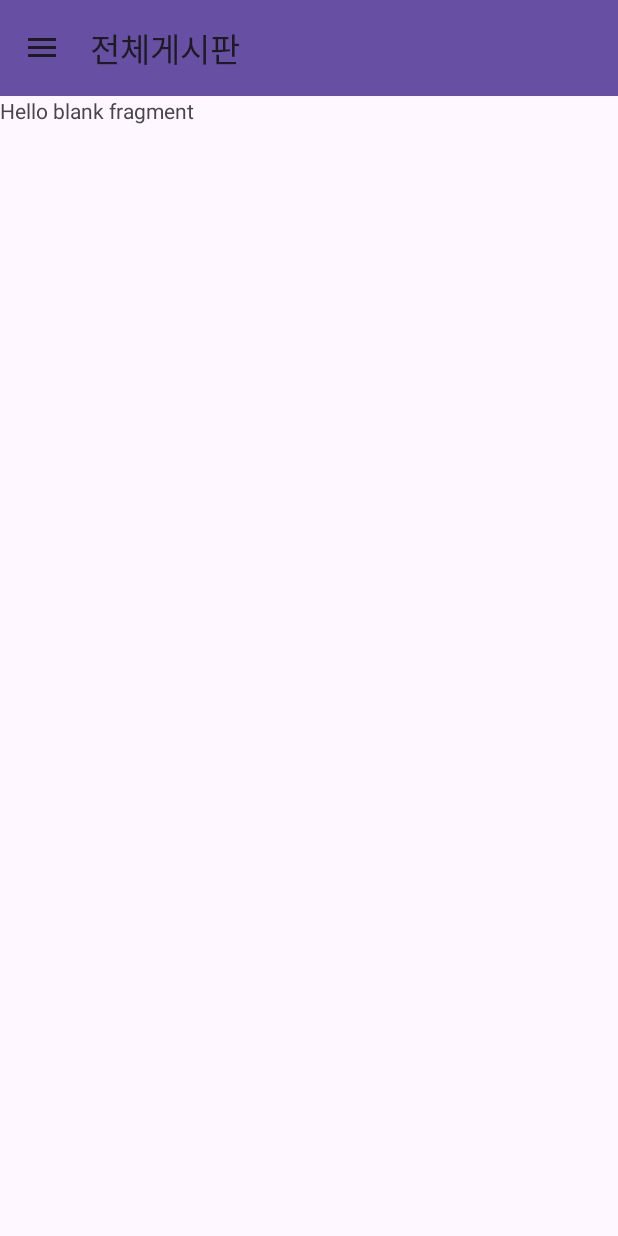
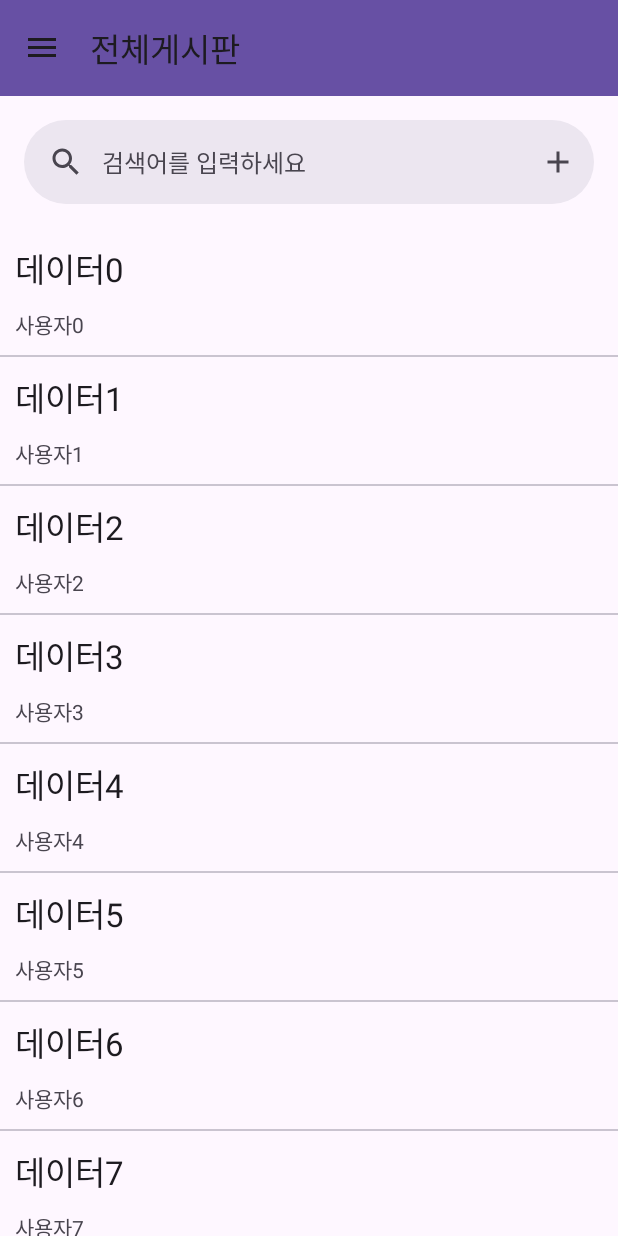
Before and after one commit to gayeon00/Techit_MiniProject, an Android app: the PostListFragment screen opened directly, with no data from a screen before it, on a phone screen of 412 x 824 dp. Run offline under Robolectric (Android 15) with nearby library versions, the phone set to English and light mode, and no system bars; our stand-ins replace navigation-ui.

Commit message:
feat: PostListFragment 화면 작성, PostWriteFragment, PostReadFragment 생성

```diff
--- /dev/null
+++ b/Mini02_BoardProject03/app/src/main/java/com/test/mini02_boardproject03/PostReadFragment.kt
@@ -0,0 +1,59 @@
+package com.test.mini02_boardproject03
+
+import android.os.Bundle
+import androidx.fragment.app.Fragment
+import android.view.LayoutInflater
+import android.view.View
+import android.view.ViewGroup
+
+// TODO: Rename parameter arguments, choose names that match
+// the fragment initialization parameters, e.g. ARG_ITEM_NUMBER
+private const val ARG_PARAM1 = "param1"
+private const val ARG_PARAM2 = "param2"
+
+/**
+ * A simple [Fragment] subclass.
+ * Use the [PostReadFragment.newInstance] factory method to
+ * create an instance of this fragment.
+ */
+class PostReadFragment : Fragment() {
+    // TODO: Rename and change types of parameters
+    private var param1: String? = null
+    private var param2: String? = null
+
+    override fun onCreate(savedInstanceState: Bundle?) {
+        super.onCreate(savedInstanceState)
+        arguments?.let {
+            param1 = it.getString(ARG_PARAM1)
+            param2 = it.getString(ARG_PARAM2)
+        }
+    }
+
+    override fun onCreateView(
+        inflater: LayoutInflater, container: ViewGroup?,
+        savedInstanceState: Bundle?
+    ): View? {
+        // Inflate the layout for this fragment
+        return inflater.inflate(R.layout.fragment_post_read, container, false)
+    }
+
+    companion object {
+        /**
+         * Use this factory method to create a new instance of
+         * this fragment using the provided parameters.
+         *
+         * @param param1 Parameter 1.
+         * @param param2 Parameter 2.
+         * @return A new instance of fragment PostReadFragment.
+         */
+        // TODO: Rename and change types and number of parameters
+        @JvmStatic
+        fun newInstance(param1: String, param2: String) =
+            PostReadFragment().apply {
+                arguments = Bundle().apply {
+                    putString(ARG_PARAM1, param1)
+                    putString(ARG_PARAM2, param2)
+                }
+            }
+    }
+}
--- /dev/null
+++ b/Mini02_BoardProject03/app/src/main/java/com/test/mini02_boardproject03/PostWriteFragment.kt
@@ -0,0 +1,59 @@
+package com.test.mini02_boardproject03
+
+import android.os.Bundle
+import androidx.fragment.app.Fragment
+import android.view.LayoutInflater
+import android.view.View
+import android.view.ViewGroup
+
+// TODO: Rename parameter arguments, choose names that match
+// the fragment initialization parameters, e.g. ARG_ITEM_NUMBER
+private const val ARG_PARAM1 = "param1"
+private const val ARG_PARAM2 = "param2"
+
+/**
+ * A simple [Fragment] subclass.
+ * Use the [PostWriteFragment.newInstance] factory method to
+ * create an instance of this fragment.
+ */
+class PostWriteFragment : Fragment() {
+    // TODO: Rename and change types of parameters
+    private var param1: String? = null
+    private var param2: String? = null
+
+    override fun onCreate(savedInstanceState: Bundle?) {
+        super.onCreate(savedInstanceState)
+        arguments?.let {
+            param1 = it.getString(ARG_PARAM1)
+            param2 = it.getString(ARG_PARAM2)
+        }
+    }
+
+    override fun onCreateView(
+        inflater: LayoutInflater, container: ViewGroup?,
+        savedInstanceState: Bundle?
+    ): View? {
+        // Inflate the layout for this fragment
+        return inflater.inflate(R.layout.fragment_post_write, container, false)
+    }
+
+    companion object {
+        /**
+         * Use this factory method to create a new instance of
+         * this fragment using the provided parameters.
+         *
+         * @param param1 Parameter 1.
+         * @param param2 Parameter 2.
+         * @return A new instance of fragment PostWriteFragment.
+         */
+        // TODO: Rename and change types and number of parameters
+        @JvmStatic
+        fun newInstance(param1: String, param2: String) =
+            PostWriteFragment().apply {
+                arguments = Bundle().apply {
+                    putString(ARG_PARAM1, param1)
+                    putString(ARG_PARAM2, param2)
+                }
+            }
+    }
+}
--- a/Mini02_BoardProject03/app/src/main/java/com/test/mini02_boardproject03/board/PostListFragment.kt
+++ b/Mini02_BoardProject03/app/src/main/java/com/test/mini02_boardproject03/board/PostListFragment.kt
@@ -1,60 +1,94 @@
 package com.test.mini02_boardproject03.board
 
 import android.os.Bundle
+import android.util.Log
 import android.view.LayoutInflater
 import android.view.View
 import android.view.ViewGroup
 import androidx.fragment.app.Fragment
+import androidx.navigation.fragment.findNavController
+import androidx.recyclerview.widget.LinearLayoutManager
+import androidx.recyclerview.widget.RecyclerView
+import com.google.android.material.divider.MaterialDividerItemDecoration
 import com.test.mini02_boardproject03.R
+import com.test.mini02_boardproject03.databinding.FragmentPostListBinding
+import com.test.mini02_boardproject03.databinding.RowPostListBinding
 
-// TODO: Rename parameter arguments, choose names that match
-// the fragment initialization parameters, e.g. ARG_ITEM_NUMBER
-private const val ARG_PARAM1 = "param1"
-private const val ARG_PARAM2 = "param2"
-
-/**
- * A simple [Fragment] subclass.
- * Use the [PostListFragment.newInstance] factory method to
- * create an instance of this fragment.
- */
 class PostListFragment : Fragment() {
-    // TODO: Rename and change types of parameters
-    private var param1: String? = null
-    private var param2: String? = null
-
-    override fun onCreate(savedInstanceState: Bundle?) {
-        super.onCreate(savedInstanceState)
-        arguments?.let {
-            param1 = it.getString(ARG_PARAM1)
-            param2 = it.getString(ARG_PARAM2)
-        }
-    }
-
+    lateinit var fragmentPostListBinding: FragmentPostListBinding
     override fun onCreateView(
         inflater: LayoutInflater, container: ViewGroup?,
         savedInstanceState: Bundle?
     ): View? {
+        fragmentPostListBinding = FragmentPostListBinding.inflate(layoutInflater)
+
+        fragmentPostListBinding.run {
+            recyclerViewAll.run {
+                adapter = RecyclerViewAdapter()
+                layoutManager = LinearLayoutManager(context)
+                addItemDecoration(
+                    MaterialDividerItemDecoration(
+                        context,
+                        MaterialDividerItemDecoration.VERTICAL
+                    )
+                )
+            }
+
+            recyclerViewSearchList.run {
+                adapter = RecyclerViewAdapter()
+                layoutManager = LinearLayoutManager(context)
+                addItemDecoration(
+                    MaterialDividerItemDecoration(
+                        context,
+                        MaterialDividerItemDecoration.VERTICAL
+                    )
+                )
+            }
+
+            searchBar.setOnMenuItemClickListener {
+                //메뉴 누르면 수행할 일
+//                val arg = Bundle()
+//                arg.putBoolean("isModify", false)
+                findNavController().navigate(R.id.action_postListFragment_to_postWriteFragment)
+                true
+            }
+        }
         // Inflate the layout for this fragment
-        return inflater.inflate(R.layout.fragment_post_list, container, false)
+        return fragmentPostListBinding.root
     }
 
-    companion object {
-        /**
-         * Use this factory method to create a new instance of
-         * this fragment using the provided parameters.
-         *
-         * @param param1 Parameter 1.
-         * @param param2 Parameter 2.
-         * @return A new instance of fragment PostListFragment.
-         */
-        // TODO: Rename and change types and number of parameters
-        @JvmStatic
-        fun newInstance(param1: String, param2: String) =
-            PostListFragment().apply {
-                arguments = Bundle().apply {
-                    putString(ARG_PARAM1, param1)
-                    putString(ARG_PARAM2, param2)
+    inner class RecyclerViewAdapter : RecyclerView.Adapter<RecyclerViewAdapter.AllViewHolder>() {
+        inner class AllViewHolder(rowPostListBinding: RowPostListBinding) :
+            RecyclerView.ViewHolder(rowPostListBinding.root) {
+            val rowPostListSubject = rowPostListBinding.rowPostListSubject
+            val rowPostListNickName = rowPostListBinding.rowPostListNickName
+
+            init {
+                rowPostListBinding.root.setOnClickListener {
+                    findNavController().navigate(
+                        R.id.action_postListFragment_to_postReadFragment
+                    )
                 }
             }
+        }
+
+        override fun onCreateViewHolder(parent: ViewGroup, viewType: Int): AllViewHolder {
+            val rowPostListBinding = RowPostListBinding.inflate(layoutInflater)
+            rowPostListBinding.root.layoutParams = ViewGroup.LayoutParams(
+                RecyclerView.LayoutParams.MATCH_PARENT,
+                RecyclerView.LayoutParams.WRAP_CONTENT
+            )
+            return AllViewHolder(rowPostListBinding)
+        }
+
+        override fun getItemCount(): Int {
+            return 100
+        }
+
+        override fun onBindViewHolder(holder: AllViewHolder, position: Int) {
+            holder.rowPostListSubject.text = "데이터$position"
+            holder.rowPostListNickName.text = "사용자$position"
+        }
     }
+
 }
--- /dev/null
+++ b/Mini02_BoardProject03/app/src/main/res/drawable/add_24px.xml
@@ -0,0 +1,10 @@
+<vector xmlns:android="http://schemas.android.com/apk/res/android"
+    android:width="24dp"
+    android:height="24dp"
+    android:viewportWidth="960"
+    android:viewportHeight="960"
+    android:tint="?attr/colorControlNormal">
+  <path
+      android:fillColor="@android:color/white"
+      android:pathData="M440,520L200,520L200,440L440,440L440,200L520,200L520,440L760,440L760,520L520,520L520,760L440,760L440,520Z"/>
+</vector>
--- a/Mini02_BoardProject03/app/src/main/res/layout/fragment_post_list.xml
+++ b/Mini02_BoardProject03/app/src/main/res/layout/fragment_post_list.xml
@@ -1,14 +1,47 @@
 <?xml version="1.0" encoding="utf-8"?>
-<FrameLayout xmlns:android="http://schemas.android.com/apk/res/android"
+<androidx.coordinatorlayout.widget.CoordinatorLayout xmlns:android="http://schemas.android.com/apk/res/android"
+    xmlns:app="http://schemas.android.com/apk/res-auto"
     xmlns:tools="http://schemas.android.com/tools"
     android:layout_width="match_parent"
     android:layout_height="match_parent"
+    android:orientation="vertical"
     tools:context=".board.PostListFragment">
 
-    <!-- TODO: Update blank fragment layout -->
-    <TextView
+    <LinearLayout
         android:layout_width="match_parent"
         android:layout_height="match_parent"
-        android:text="@string/hello_blank_fragment" />
+        android:orientation="vertical">
 
-</FrameLayout>
+
+        <com.google.android.material.appbar.AppBarLayout
+            android:layout_width="match_parent"
+            android:layout_height="wrap_content">
+
+            <com.google.android.material.search.SearchBar
+                android:id="@+id/search_bar"
+                android:layout_width="match_parent"
+                android:layout_height="wrap_content"
+                android:hint="검색어를 입력하세요"
+                app:menu="@menu/search_bar" />
+        </com.google.android.material.appbar.AppBarLayout>
+
+        <androidx.recyclerview.widget.RecyclerView
+            android:id="@+id/recyclerViewAll"
+            android:layout_width="match_parent"
+            android:layout_height="match_parent" />
+    </LinearLayout>
+
+    <com.google.android.material.search.SearchView
+        android:id="@+id/searchView"
+        android:layout_width="match_parent"
+        android:layout_height="match_parent"
+        android:hint="검색어를 입력하세요"
+        app:layout_anchor="@id/search_bar">
+
+        <androidx.recyclerview.widget.RecyclerView
+            android:id="@+id/recyclerViewSearchList"
+            android:layout_width="match_parent"
+            android:layout_height="wrap_content" />
+    </com.google.android.material.search.SearchView>
+
+</androidx.coordinatorlayout.widget.CoordinatorLayout>
--- /dev/null
+++ b/Mini02_BoardProject03/app/src/main/res/layout/fragment_post_read.xml
@@ -0,0 +1,14 @@
+<?xml version="1.0" encoding="utf-8"?>
+<FrameLayout xmlns:android="http://schemas.android.com/apk/res/android"
+    xmlns:tools="http://schemas.android.com/tools"
+    android:layout_width="match_parent"
+    android:layout_height="match_parent"
+    tools:context=".PostReadFragment">
+
+    <!-- TODO: Update blank fragment layout -->
+    <TextView
+        android:layout_width="match_parent"
+        android:layout_height="match_parent"
+        android:text="@string/hello_blank_fragment" />
+
+</FrameLayout>
--- /dev/null
+++ b/Mini02_BoardProject03/app/src/main/res/layout/fragment_post_write.xml
@@ -0,0 +1,14 @@
+<?xml version="1.0" encoding="utf-8"?>
+<FrameLayout xmlns:android="http://schemas.android.com/apk/res/android"
+    xmlns:tools="http://schemas.android.com/tools"
+    android:layout_width="match_parent"
+    android:layout_height="match_parent"
+    tools:context=".PostWriteFragment">
+
+    <!-- TODO: Update blank fragment layout -->
+    <TextView
+        android:layout_width="match_parent"
+        android:layout_height="match_parent"
+        android:text="@string/hello_blank_fragment" />
+
+</FrameLayout>
--- /dev/null
+++ b/Mini02_BoardProject03/app/src/main/res/layout/row_post_list.xml
@@ -0,0 +1,22 @@
+<?xml version="1.0" encoding="utf-8"?>
+<LinearLayout xmlns:android="http://schemas.android.com/apk/res/android"
+    android:layout_width="match_parent"
+    android:layout_height="match_parent"
+    android:orientation="vertical"
+    android:padding="10dp">
+
+    <TextView
+        android:id="@+id/rowPostListSubject"
+        android:layout_width="match_parent"
+        android:layout_height="wrap_content"
+        android:text="TextView"
+        android:textAppearance="@style/TextAppearance.AppCompat.Large" />
+
+    <TextView
+        android:id="@+id/rowPostListNickName"
+        android:layout_width="match_parent"
+        android:layout_height="wrap_content"
+        android:layout_marginTop="10dp"
+        android:text="TextView"
+        android:textAppearance="@style/TextAppearance.AppCompat.Small" />
+</LinearLayout>
--- /dev/null
+++ b/Mini02_BoardProject03/app/src/main/res/menu/search_bar.xml
@@ -0,0 +1,10 @@
+<?xml version="1.0" encoding="utf-8"?>
+<menu xmlns:android="http://schemas.android.com/apk/res/android"
+    xmlns:app="http://schemas.android.com/apk/res-auto">
+
+    <item
+        android:id="@+id/write"
+        android:icon="@drawable/add_24px"
+        android:title="글 작성"
+        app:showAsAction="always" />
+</menu>
--- a/Mini02_BoardProject03/app/src/main/res/navigation/nav_graph_board.xml
+++ b/Mini02_BoardProject03/app/src/main/res/navigation/nav_graph_board.xml
@@ -9,7 +9,14 @@
         android:id="@+id/postListFragment"
         android:name="com.test.mini02_boardproject03.board.PostListFragment"
         android:label="전체게시판"
-        tools:layout="@layout/fragment_post_list" />
+        tools:layout="@layout/fragment_post_list" >
+        <action
+            android:id="@+id/action_postListFragment_to_postReadFragment"
+            app:destination="@id/postReadFragment" />
+        <action
+            android:id="@+id/action_postListFragment_to_postWriteFragment"
+            app:destination="@id/postWriteFragment" />
+    </fragment>
     <fragment
         android:id="@+id/postFreeFragment"
         android:name="com.test.mini02_boardproject03.board.PostFreeFragment"
@@ -35,4 +42,14 @@
         android:name="com.test.mini02_boardproject03.board.ModifyUserFragment"
         android:label="사용자 정보 수정"
         tools:layout="@layout/fragment_modify_user" />
+    <fragment
+        android:id="@+id/postReadFragment"
+        android:name="com.test.mini02_boardproject03.PostReadFragment"
+        android:label="게시글 확인"
+        tools:layout="@layout/fragment_post_read" />
+    <fragment
+        android:id="@+id/postWriteFragment"
+        android:name="com.test.mini02_boardproject03.PostWriteFragment"
+        android:label="게시글 작성"
+        tools:layout="@layout/fragment_post_write" />
 </navigation>
```
